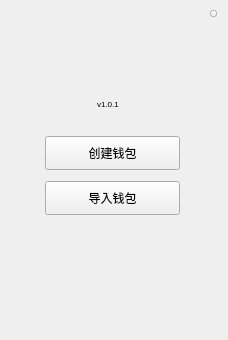
Old version of the form LNKWallet/neworimportwalletwidget.ui in the repository HcashOrg/hx-indicator.
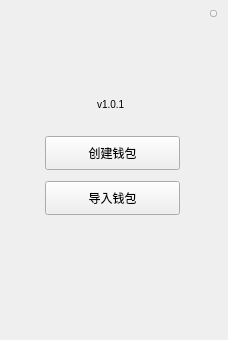
New version of the form.

The edit to the form file:
```diff
--- a/LNKWallet/neworimportwalletwidget.ui
+++ b/LNKWallet/neworimportwalletwidget.ui
@@ -76,7 +76,7 @@
     </font>
    </property>
    <property name="styleSheet">
-    <string notr="true">font-size: 8px;</string>
+    <string notr="true">font-size: 10px;</string>
    </property>
    <property name="text">
     <string>v1.0.1</string>
```
